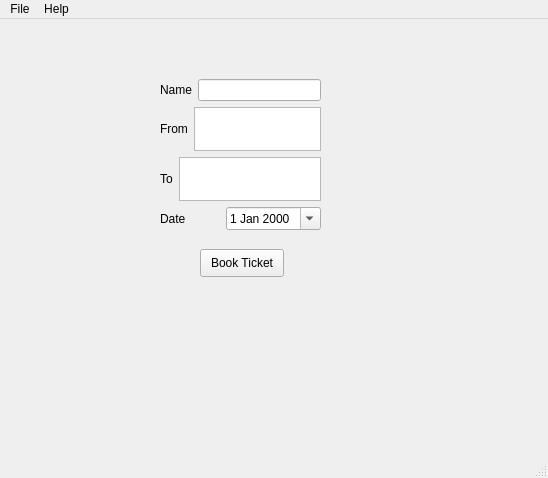
First picture: the form in journey.ui, repository LeSiIence/scuTrainTicketSystem, before the edit.
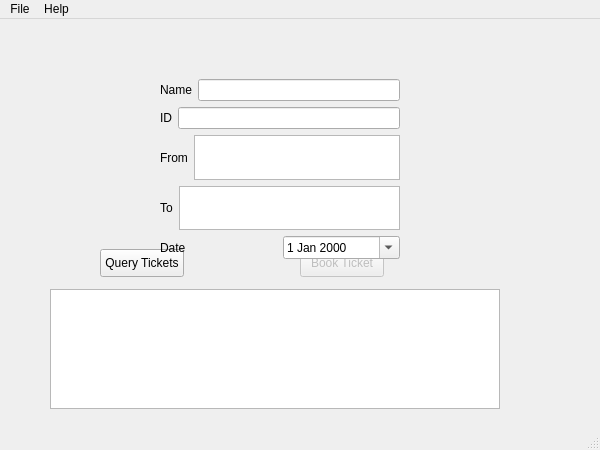
Second picture: the form after the edit.

Commit message: Implement ticket query and booking API with UI updates

The edit to the form file:
```diff
--- a/journey.ui
+++ b/journey.ui
@@ -6,8 +6,8 @@
    <rect>
     <x>0</x>
     <y>0</y>
-    <width>548</width>
-    <height>478</height>
+    <width>600</width>
+    <height>450</height>
    </rect>
   </property>
   <property name="windowTitle">
@@ -32,10 +32,23 @@
      <string/>
     </property>
    </widget>
+  <widget class="QPushButton" name="pushButton_queryTickets">
+    <property name="geometry">
+     <rect>
+      <x>100</x>
+      <y>230</y>
+      <width>84</width>
+      <height>28</height>
+     </rect>
+    </property>
+    <property name="text">
+     <string>Query Tickets</string>
+    </property>
+   </widget>
    <widget class="QPushButton" name="pushButton_bookTicket">
     <property name="geometry">
      <rect>
-      <x>200</x>
+      <x>300</x>
       <y>230</y>
       <width>84</width>
       <height>28</height>
@@ -44,14 +57,27 @@
     <property name="text">
      <string>Book Ticket</string>
     </property>
+    <property name="enabled">
+     <bool>false</bool>
+    </property>
+   </widget>
+   <widget class="QListWidget" name="listWidget_tickets">
+    <property name="geometry">
+     <rect>
+      <x>50</x>
+      <y>270</y>
+      <width>450</width>
+      <height>120</height>
+     </rect>
+    </property>
    </widget>
    <widget class="QWidget" name="layoutWidget">
     <property name="geometry">
      <rect>
       <x>160</x>
       <y>60</y>
-      <width>161</width>
-      <height>151</height>
+      <width>240</width>
+      <height>180</height>
      </rect>
     </property>
     <layout class="QVBoxLayout" name="verticalLayout_3">
@@ -72,6 +98,23 @@
        </item>
       </layout>
      </item>
+     <item>
+      <layout class="QHBoxLayout" name="horizontalLayout_5">
+       <item>
+        <widget class="QLabel" name="label_5">
+         <property name="text">
+          <string>ID</string>
+         </property>
+         <property name="buddy">
+          <cstring>lineEdit_PassengerID</cstring>
+         </property>
+        </widget>
+       </item>
+       <item>
+        <widget class="QLineEdit" name="lineEdit_PassengerID"/>
+       </item>
+      </layout>
+     </item>
      <item>
       <layout class="QVBoxLayout" name="verticalLayout_2">
        <item>
```
The commit also changes 10 other files.
